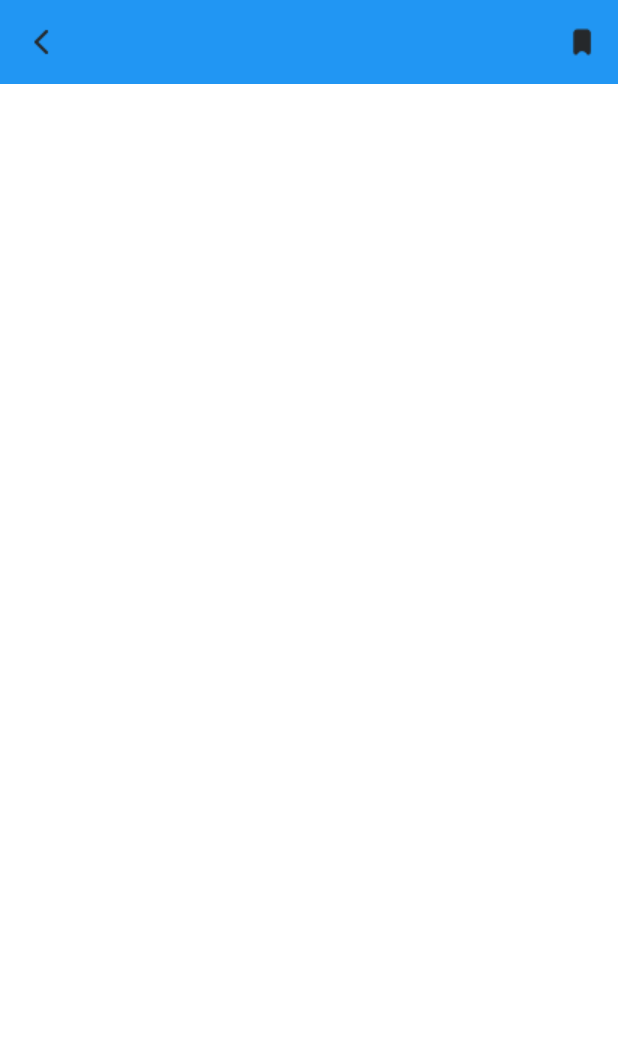
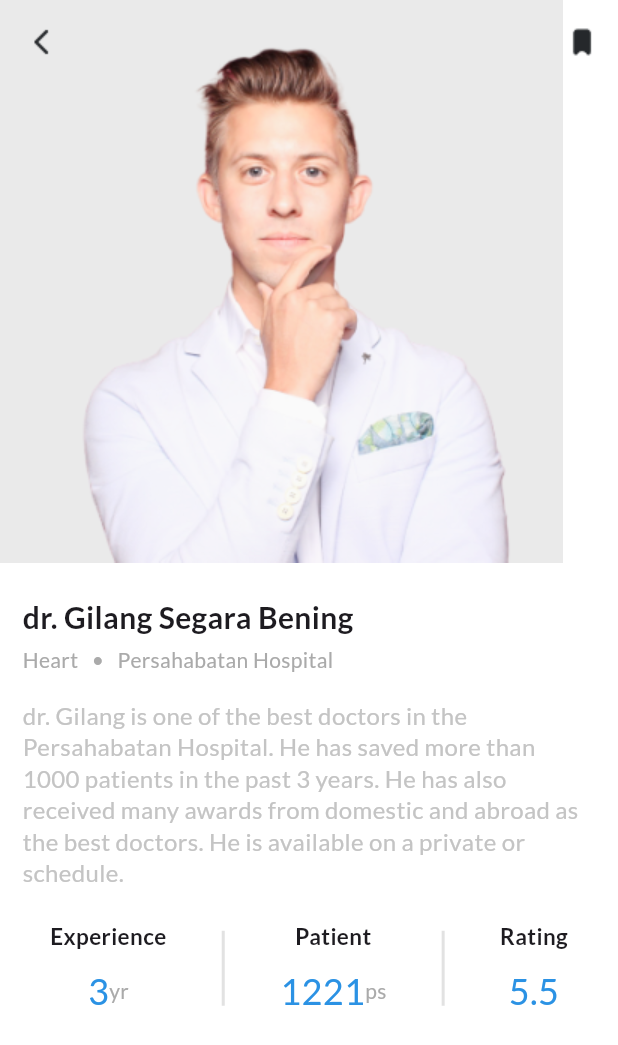
Before and after one commit to mfroche/doctor_app, a Flutter app: the screen it shows after launch, after a tap on "dr. Gilang Segara Bening", on a phone screen of 412 x 824 dp. Shown: the top 1045 px of the screen. Run offline on Flutter 3.47's test engine with Material 2 defaults, Android fonts, the phone set to English and light mode, and no system bars.

```diff
--- a/lib/constants.dart
+++ b/lib/constants.dart
@@ -4,8 +4,8 @@ final Widget openCard = Container(
   width: 56,
   height: 24,
   decoration: BoxDecoration(
-      color: Color(0xFFCCF5E1), borderRadius: BorderRadius.circular(5)),
-  child: Center(
+      color: const Color(0xFFCCF5E1), borderRadius: BorderRadius.circular(5)),
+  child: const Center(
     child: Text(
       'Open',
       style: TextStyle(fontSize: 12, color: Color(0xFF00CC6A)),
@@ -17,11 +17,19 @@ final Widget closeCard = Container(
   width: 56,
   height: 24,
   decoration: BoxDecoration(
-      color: Color(0xFFF7E4D9), borderRadius: BorderRadius.circular(5)),
-  child: Center(
+      color: const Color(0xFFF7E4D9), borderRadius: BorderRadius.circular(5)),
+  child: const Center(
     child: Text(
       'Closed',
       style: TextStyle(fontSize: 12, color: Color(0xFFCC4900)),
     ),
   ),
 );
+
+final cardBorder = Container(
+  height: 50,
+  decoration: const BoxDecoration(
+      border: Border(
+          right:
+              BorderSide(color: Color.fromRGBO(196, 196, 196, .5), width: 2))),
+);
--- /dev/null
+++ b/lib/details_card.dart
@@ -0,0 +1,42 @@
+import 'package:flutter/material.dart';
+
+class DetailsCard extends StatelessWidget {
+  final String title;
+  final String val;
+  final String unit;
+
+  const DetailsCard({
+    super.key,
+    required this.title,
+    required this.val,
+    required this.unit,
+  });
+
+  @override
+  Widget build(BuildContext context) {
+    return Container(
+      child: Column(children: [
+        Text(
+          title,
+          style: TextStyle(fontSize: 15, fontWeight: FontWeight.bold),
+        ),
+        SizedBox(height: 10),
+        Row(
+          children: <Widget>[
+            Text(
+              val,
+              style: TextStyle(
+                color: Color(0xFF2B92E4),
+                fontSize: 24,
+              ),
+            ),
+            Text(
+              unit,
+              style: TextStyle(fontSize: 14, color: Color(0xFFAAAAAA)),
+            ),
+          ],
+        ),
+      ]),
+    );
+  }
+}
--- a/lib/doctor_card_section.dart
+++ b/lib/doctor_card_section.dart
@@ -16,7 +16,16 @@ class DoctorCardSection extends StatelessWidget {
           onTap: () {
             Navigator.of(context).push(
               MaterialPageRoute(builder: (context) {
-                return DoctorPage();
+                return DoctorPage(
+                  image: 'assets/images/doctor1.png',
+                  name: 'dr. Gilang Segara Bening',
+                  specialty: 'Heart   •   Persahabatan Hospital',
+                  info:
+                      "dr. Gilang is one of the best doctors in the Persahabatan Hospital. He has saved more than 1000 patients in the past 3 years. He has also received many awards from domestic and abroad as the best doctors. He is available on a private or schedule.",
+                  yr: '3',
+                  ps: '1221',
+                  rating: '5.5',
+                );
               }),
             );
           },
--- a/lib/doctor_page.dart
+++ b/lib/doctor_page.dart
@@ -1,16 +1,43 @@
+import 'package:doctor_app/home_page.dart';
+import 'package:doctor_app/specialty_section.dart';
 import 'package:flutter/material.dart';
 
 class DoctorPage extends StatelessWidget {
-  const DoctorPage({super.key});
+  final String image;
+  final String name;
+  final String specialty;
+  final String info;
+  final String yr;
+  final String ps;
+  final String rating;
+
+  const DoctorPage({
+    super.key,
+    required this.image,
+    required this.name,
+    required this.specialty,
+    required this.info,
+    required this.yr,
+    required this.ps,
+    required this.rating,
+  });
 
   @override
   Widget build(BuildContext context) {
     return Scaffold(
       backgroundColor: Colors.white,
+      extendBodyBehindAppBar: true,
       appBar: AppBar(
         elevation: 0,
+        backgroundColor: Colors.transparent,
         leading: IconButton(
-          onPressed: () {},
+          onPressed: () {
+            Navigator.of(context).pop(
+              MaterialPageRoute(builder: (context) {
+                return HomePage();
+              }),
+            );
+          },
           icon: Image.asset("assets/icons/Icons-Back.png"),
         ),
         actions: [
@@ -20,6 +47,46 @@ class DoctorPage extends StatelessWidget {
           ),
         ],
       ),
+      body: SingleChildScrollView(
+        child: Column(
+            crossAxisAlignment: CrossAxisAlignment.start,
+            children: <Widget>[
+              Image.asset(
+                image,
+                fit: BoxFit.cover,
+              ),
+              Container(
+                padding: EdgeInsets.all(15),
+                child: Column(
+                  crossAxisAlignment: CrossAxisAlignment.start,
+                  mainAxisAlignment: MainAxisAlignment.spaceEvenly,
+                  children: <Widget>[
+                    SizedBox(height: 7),
+                    Text(
+                      name,
+                      style: TextStyle(
+                        fontSize: 20,
+                        fontWeight: FontWeight.w800,
+                      ),
+                    ),
+                    SizedBox(height: 4),
+                    Text(
+                      specialty,
+                      style: TextStyle(fontSize: 14, color: Color(0xFFAAAAAA)),
+                    ),
+                    SizedBox(height: 16),
+                    Text(
+                      info,
+                      style: TextStyle(
+                          height: 1.3, fontSize: 16, color: Color(0xFFC4C4C4)),
+                    ),
+                    SizedBox(height: 21),
+                    SpecialtySection(yr: yr, ps: ps, rating: rating)
+                  ],
+                ),
+              )
+            ]),
+      ),
     );
   }
 }
--- a/lib/main.dart
+++ b/lib/main.dart
@@ -14,6 +14,7 @@ class MyApp extends StatelessWidget {
       title: 'Doctor App',
       theme: ThemeData(
         fontFamily: 'Lato',
+        useMaterial3: true,
       ),
       home: HomePage(),
     );
--- /dev/null
+++ b/lib/specialty_section.dart
@@ -0,0 +1,30 @@
+import 'package:doctor_app/constants.dart';
+import 'package:doctor_app/details_card.dart';
+import 'package:flutter/material.dart';
+
+class SpecialtySection extends StatelessWidget {
+  final String yr;
+  final String ps;
+  final String rating;
+  const SpecialtySection({
+    super.key,
+    required this.yr,
+    required this.ps,
+    required this.rating,
+  });
+
+  @override
+  Widget build(BuildContext context) {
+    return Row(
+      mainAxisAlignment: MainAxisAlignment.spaceAround,
+      crossAxisAlignment: CrossAxisAlignment.center,
+      children: [
+        DetailsCard(title: 'Experience', val: yr, unit: 'yr'),
+        cardBorder,
+        DetailsCard(title: 'Patient', val: ps, unit: 'ps'),
+        cardBorder,
+        DetailsCard(title: 'Rating', val: rating, unit: ''),
+      ],
+    );
+  }
+}
--- a/lib/topic_card.dart
+++ b/lib/topic_card.dart
@@ -33,7 +33,7 @@ class TopicCard extends StatelessWidget {
             Text(
               topic,
               style: TextStyle(
-                fontSize: 13,
+                fontSize: 12.5,
               ),
             ),
           ],
```
